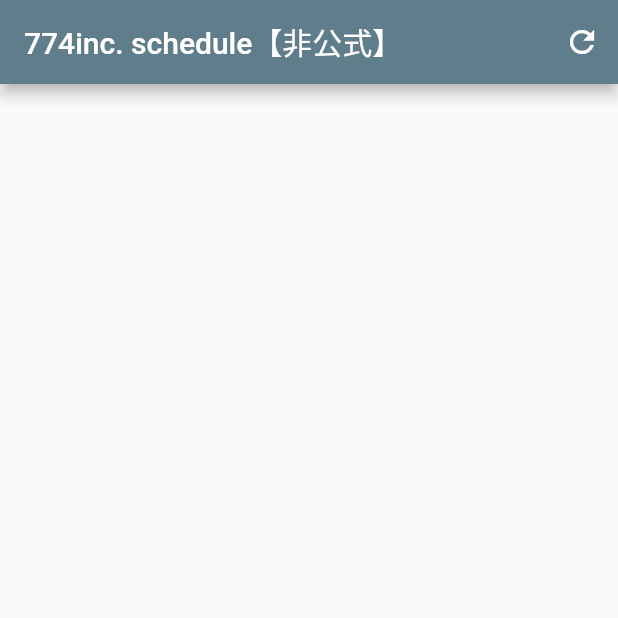
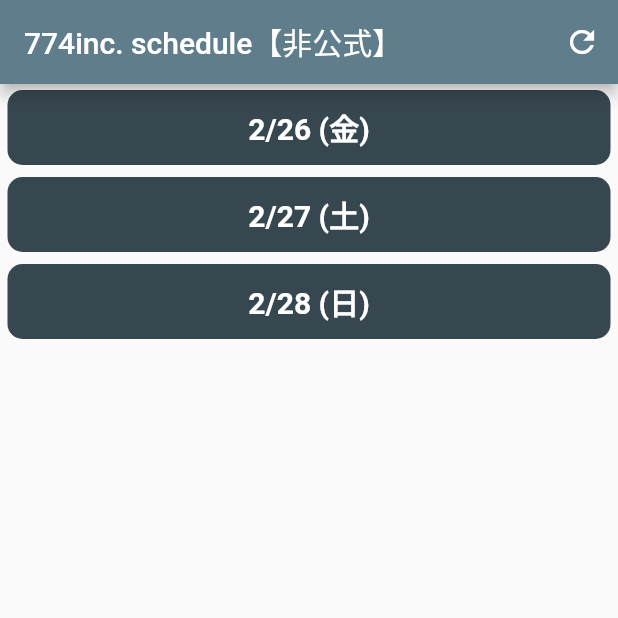
Before and after one commit to lime-de-rhyme/774inc._scheduler_unofficial, a Flutter app: the screen it shows after launch, on a phone screen of 412 x 824 dp, the top half of it. Run offline on Flutter 3.47's test engine with Material 2 defaults, Android fonts, the phone set to English and light mode, and no system bars; our stand-ins replace cached_network_image, cloud_firestore; accounts and stored records are empty.

Commit message:
fourth commit

```diff
--- a/lib/screens/home_screen.dart
+++ b/lib/screens/home_screen.dart
@@ -188,13 +188,16 @@ class _HomeScreenState extends State<HomeScreen> {
           ],
         ),
         body: Container(
-          child: StreamBuilder(
-            //今日の日付を取得1日前から現在までのデータを持ってくる
-            //islessthanのところを計算する
-            //そもそもfirestoreにsetするときにdayと言う項目を作ってislessthanのところに関数をおく
-            //その関数で今日の日付を取得してそこからマイナス２したものをreturn
+          //左右padding
+          margin: EdgeInsets.fromLTRB(4, 0, 4, 0),
+          child: SingleChildScrollView(
+            child: Column(
+              children: [
+                _headLine(-1),
+                StreamBuilder(
                   stream: Firestore.instance.collection('videos')
-                .where('scheduledStartTime', isGreaterThanOrEqualTo: _twoDaysAgo())
+                      .where('scheduledStartTime', isGreaterThanOrEqualTo: _dateParam(-1))
+                      .where('scheduledStartTime', isLessThan: _dateParam(0))
                       .orderBy("scheduledStartTime").snapshots(),
                   builder: (BuildContext context,
                       AsyncSnapshot<QuerySnapshot> snapshot) {
@@ -203,55 +206,40 @@ class _HomeScreenState extends State<HomeScreen> {
                         child: CircularProgressIndicator(),
                       );
 
-              return GridView.builder(
-                gridDelegate: SliverGridDelegateWithFixedCrossAxisCount(
-                  mainAxisSpacing: 4,
-                  crossAxisSpacing: 4,
-                  crossAxisCount: 2,
-                  childAspectRatio: 0.85,
+                    return _mainView(snapshot);
+                }),
+                _headLine(0),
+                StreamBuilder(
+                    stream: Firestore.instance.collection('videos')
+                        .where('scheduledStartTime', isGreaterThanOrEqualTo: _dateParam(0))
+                        .where('scheduledStartTime', isLessThan: _dateParam(1))
+                        .orderBy("scheduledStartTime").snapshots(),
+                    builder: (BuildContext context,
+                        AsyncSnapshot<QuerySnapshot> snapshot) {
+                      if (!snapshot.hasData)
+                        return Center(
+                          child: CircularProgressIndicator(),
+                        );
+
+                      return _mainView(snapshot);
+                    }),
+                _headLine(1),
+                StreamBuilder(
+                    stream: Firestore.instance.collection('videos')
+                        .where('scheduledStartTime', isGreaterThanOrEqualTo: _dateParam(1))
+                        .orderBy("scheduledStartTime").snapshots(),
+                    builder: (BuildContext context,
+                        AsyncSnapshot<QuerySnapshot> snapshot) {
+                      if (!snapshot.hasData)
+                        return Center(
+                          child: CircularProgressIndicator(),
+                        );
+
+                      return _mainView(snapshot);
+                    }),
+              ],
             ),
-                itemCount: snapshot.data.documents.length,
-                itemBuilder: (BuildContext context, int index) {
-                  return Container(
-                    decoration: BoxDecoration(
-                      color: Colors.blueGrey[900],
-                      borderRadius: BorderRadius.circular(10),
           ),
-                    padding: EdgeInsets.all(8.0),
-                    child: GestureDetector(
-                        onTap: () {
-                          _launchURL(snapshot.data.documents[index]['videoUrl'], snapshot.data.documents[index]['channelUrl']);
-                        },
-                        child: Column(
-                          children: <Widget>[
-                            _buildInfoView(snapshot.data.documents[index]),
-                            //公開時間
-                            _intoString(snapshot.data.documents[index]['scheduledStartTime']),
-                            //サムネ
-                            //snapshot.data.documents[index]['thumbnailUrl']にhqdefaultがあれば
-                            Image(
-                              image: CachedNetworkImageProvider(
-                                _checkUrl(snapshot.data.documents[index]['thumbnailUrl']),
-                              ),
-                              fit: BoxFit.cover,
-                            ),
-                            //動画タイトル
-                            Text(snapshot.data.documents[index]['title'],
-                              style: TextStyle(
-                                color: Colors.white,
-                                fontSize: 15,
-                                fontWeight: FontWeight.w400,
-                              ),
-                              maxLines: 2,
-                              textAlign: TextAlign.start,
-                              overflow: TextOverflow.ellipsis,
-                            ),//ここは２行で表示してはみ出るところは非表示にする。あとでやる
-                          ],
-                        )),
-                  );
-                },
-              );
-          }),
         ),
       );
   }
@@ -261,7 +249,8 @@ class _HomeScreenState extends State<HomeScreen> {
         //? CircularProgressIndicator():
     return
         Container(
-          color: Colors.blueGrey[900],
+
+          color: Colors.blueGrey[800],
           child: Row(
             mainAxisAlignment: MainAxisAlignment.start,
             mainAxisSize: MainAxisSize.max,
@@ -322,9 +311,9 @@ class _HomeScreenState extends State<HomeScreen> {
     );
   }
 
-  _twoDaysAgo(){
-    var twoDaysAgo = DateTime.now().add(Duration(days: 2) * -1);
-    var threshold   = DateTime(twoDaysAgo.year, twoDaysAgo.month, twoDaysAgo.day+1, 00, 00);
+  _dateParam(int param){
+    var today = DateTime.now();
+    var threshold   = DateTime(today.year, today.month, today.day+param, 00, 00);
     return threshold;
   }
 
@@ -332,4 +321,81 @@ class _HomeScreenState extends State<HomeScreen> {
     url = url.replaceAll(RegExp('hqdefault'), 'mqdefault');
     return url;
   }
+
+  _mainView(var snapshot){
+    return GridView.builder(
+      shrinkWrap: true,
+      physics: NeverScrollableScrollPhysics(),
+      gridDelegate: SliverGridDelegateWithFixedCrossAxisCount(
+        mainAxisSpacing: 4,
+        crossAxisSpacing: 4,
+        crossAxisCount: 2,
+        childAspectRatio: 0.83,
+      ),
+      itemCount: snapshot.data.documents.length,
+      itemBuilder: (BuildContext context, int index) {
+        return Container(
+          decoration: BoxDecoration(
+            color: Colors.blueGrey[800],
+            borderRadius: BorderRadius.circular(10),
+          ),
+          padding: EdgeInsets.all(8.0),
+          child: GestureDetector(
+              onTap: () {
+                _launchURL(snapshot.data.documents[index]['videoUrl'], snapshot.data.documents[index]['channelUrl']);
+              },
+              child: Column(
+                children: <Widget>[
+                  _buildInfoView(snapshot.data.documents[index]),
+                  //公開時間
+                  _intoString(snapshot.data.documents[index]['scheduledStartTime']),
+                  //サムネ
+                  //snapshot.data.documents[index]['thumbnailUrl']にhqdefaultがあれば
+                  Image(
+                    image: CachedNetworkImageProvider(
+                      _checkUrl(snapshot.data.documents[index]['thumbnailUrl']),
+                    ),
+                    fit: BoxFit.cover,
+                  ),
+                  //動画タイトル
+                  Text(snapshot.data.documents[index]['title'],
+                    style: TextStyle(
+                      color: Colors.white,
+                      fontSize: 15,
+                      fontWeight: FontWeight.w400,
+                    ),
+                    maxLines: 2,
+                    textAlign: TextAlign.start,
+                    overflow: TextOverflow.ellipsis,
+                  ),//ここは２行で表示してはみ出るところは非表示にする。あとでやる
+                ],
+              )),
+        );
+      },
+    );
   }
+
+  Widget _headLine(int param){
+    final DateTime today = DateTime.now();
+    final DateTime date = DateTime(today.year, today.month, today.day+param, 00, 00);
+    final List<String> weekDay = ['月','火','水','木','金','土','日'];
+    return Container(
+      decoration: BoxDecoration(
+        color: Colors.blueGrey[800],
+        borderRadius: BorderRadius.circular(10),
+      ),
+      height: 50.0,
+      width: double.infinity,
+      padding: EdgeInsets.all(10.0),
+      margin: EdgeInsets.fromLTRB(1,4,1,4),
+      child: Text("${date.month.toString()}/${date.day.toString()} (${weekDay[date.weekday-1]})",
+        style: TextStyle(
+          color: Colors.white,
+          fontSize: 20,
+          fontWeight: FontWeight.w700,
+        ),
+        textAlign: TextAlign.center,
+      ),
+    );
+  }
+}
```
Lines whose indentation alone changed are shown as unchanged.
